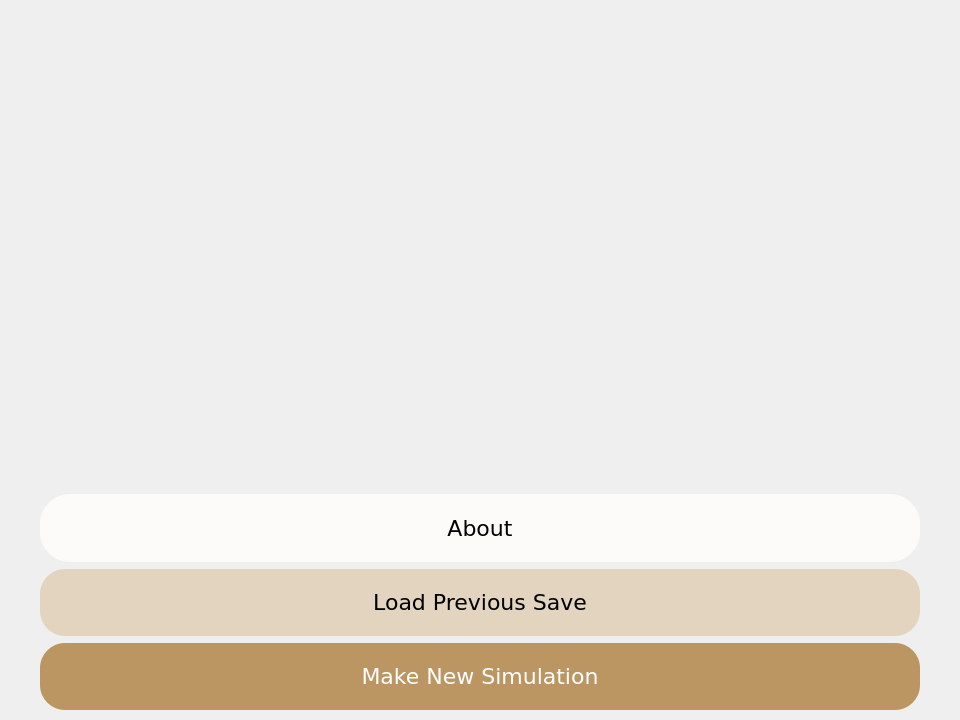
Old version of the form MarketGame/signinoptionsdialog.ui in the repository plagentile/Market_Game.
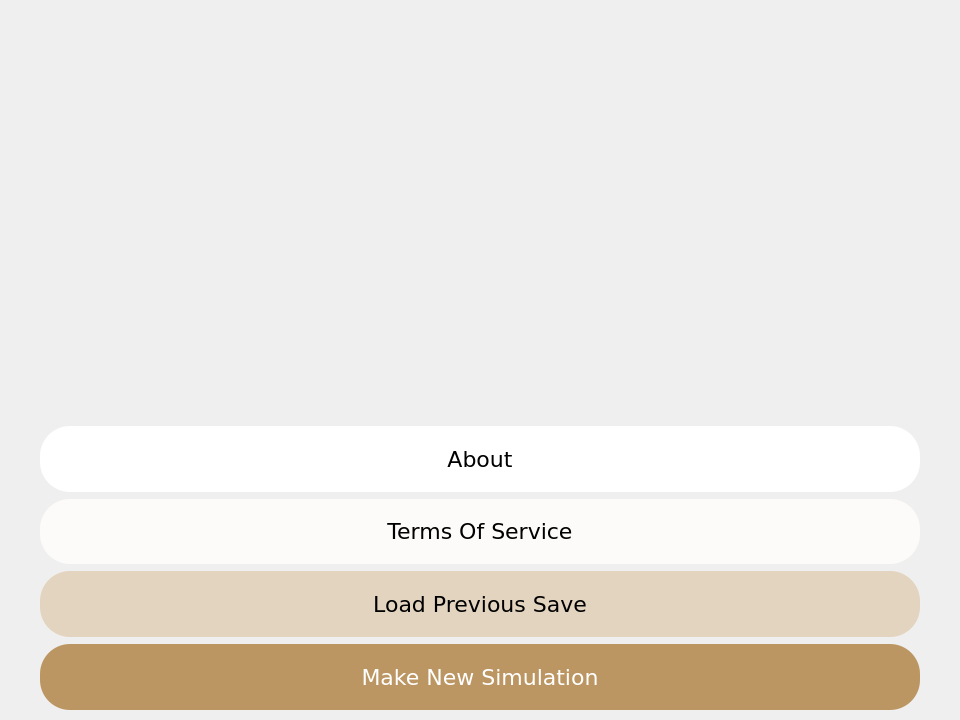
New version of the form. Icons and pictures are not drawn.

Commit message: added in Terms of service

What changed in the file:
```diff
--- a/MarketGame/signinoptionsdialog.ui
+++ b/MarketGame/signinoptionsdialog.ui
@@ -30,38 +30,38 @@
 	font-family: Georgia;
 }
 
+
+#aboutButton
+{
+	background-color: white;
+}
+
+#termsOfServiceButton
+{
+	background-color:  #fcfbf9;
+}
+
+
 #makeNewSimButton
 {
 	color: white;
 	background-color: #bc9662;
-	font-size:22px;
-	font-family: Verdana;
-	border-radius: 25px;
 }
 
 #loadPreviousSimButton
 {
 	background-color: #e3d4bf;
-	color: black;
-	font-size:22px;
-	font-family: Verdana;
-	border-radius: 25px;
 }
 
-#aboutButton
+#aboutButton, #termsOfServiceButton, #loadPreviousSimButton, #makeNewSimButton
 {
-	color: black;
 	font-size:22px;
 	font-family: Verdana;
-	background-color:  #fcfbf9;
 	border-radius: 30px;
 }
 
-/*
-	Hover effects
-*/
-
-#makeNewSimButton:hover, #loadPreviousSimButton:hover, #aboutButton:hover
+/*Hover effects*/
+#makeNewSimButton:hover, #loadPreviousSimButton:hover, #aboutButton:hover, #termsOfServiceButton:hover
 {
 	font-weight: 500;
 }
@@ -121,20 +121,7 @@
       <number>10</number>
      </property>
      <item>
-      <spacer name="verticalSpacer_4">
-       <property name="orientation">
-        <enum>Qt::Vertical</enum>
-       </property>
-       <property name="sizeHint" stdset="0">
-        <size>
-         <width>20</width>
-         <height>40</height>
-        </size>
-       </property>
-      </spacer>
-     </item>
-     <item>
-      <spacer name="verticalSpacer_2">
+      <spacer name="buttonVerticalSpacer">
        <property name="orientation">
         <enum>Qt::Vertical</enum>
        </property>
@@ -168,6 +155,19 @@
        </property>
       </widget>
      </item>
+     <item>
+      <widget class="QPushButton" name="termsOfServiceButton">
+       <property name="sizePolicy">
+        <sizepolicy hsizetype="Preferred" vsizetype="MinimumExpanding">
+         <horstretch>0</horstretch>
+         <verstretch>0</verstretch>
+        </sizepolicy>
+       </property>
+       <property name="text">
+        <string>Terms Of Service</string>
+       </property>
+      </widget>
+     </item>
      <item>
       <widget class="QPushButton" name="loadPreviousSimButton">
        <property name="sizePolicy">
```
Left out of the diff: 10 changed lines with no effect on the pictures. Lines whose indentation alone changed are shown as unchanged. The commit also changes 9 other files.
